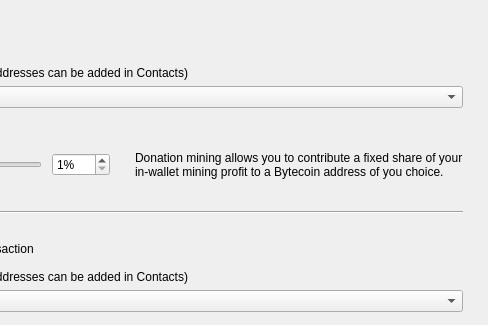
This is src/Gui/Options/DonationOptionsFrame.ui in iridiumdev/Iridium-IRD-wallet as Qt 5 draws it before an edit; both pictures show x 213 to 701 and y 0 to 325 of the 701 by 540 pixel window. The edited form follows.
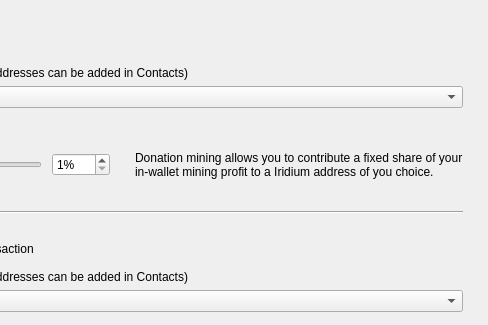
This is the edited form. Custom widgets are drawn as their Qt base class.

Patch:
```diff
--- a/src/Gui/Options/DonationOptionsFrame.ui
+++ b/src/Gui/Options/DonationOptionsFrame.ui
@@ -161,7 +161,7 @@
          </size>
         </property>
         <property name="text">
-         <string>Donation mining allows you to contribute a fixed share of your in-wallet mining profit to a Bytecoin address of you choice.</string>
+         <string>Donation mining allows you to contribute a fixed share of your in-wallet mining profit to a Iridium address of you choice.</string>
         </property>
         <property name="wordWrap">
          <bool>true</bool>
```
